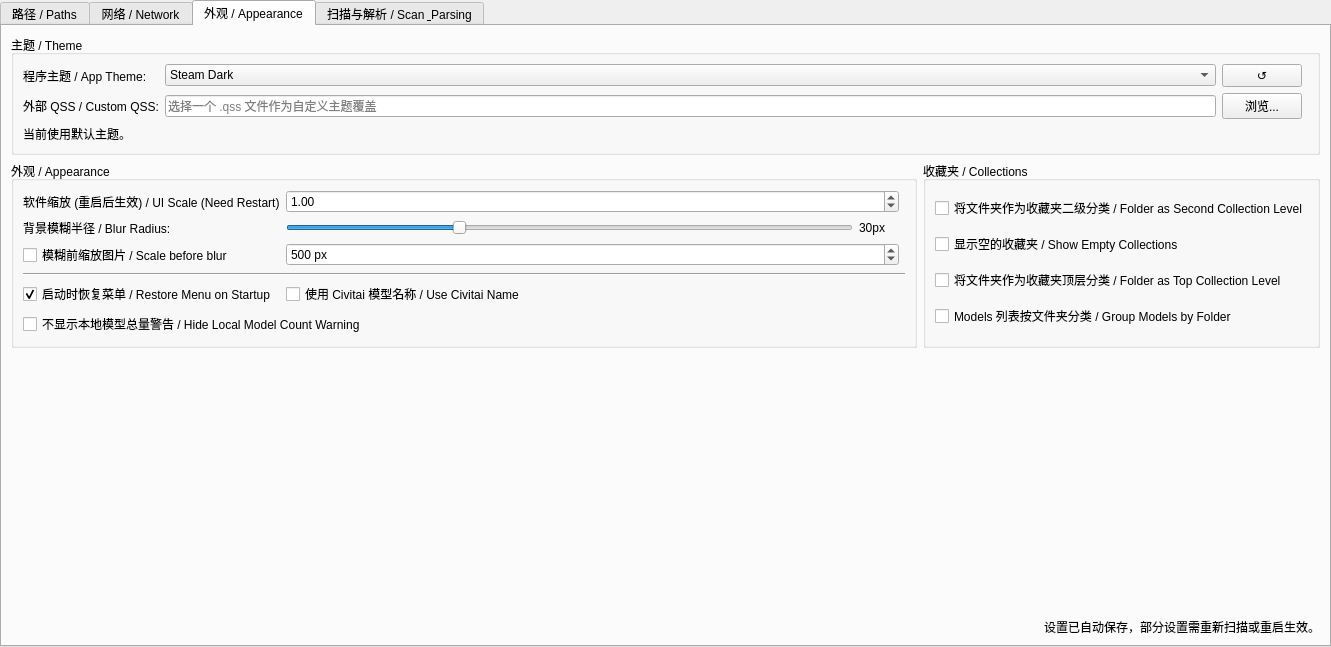
hanbinhsh/SD-LoRA-Manager, file pages/settingspage.ui: the form before one commit.
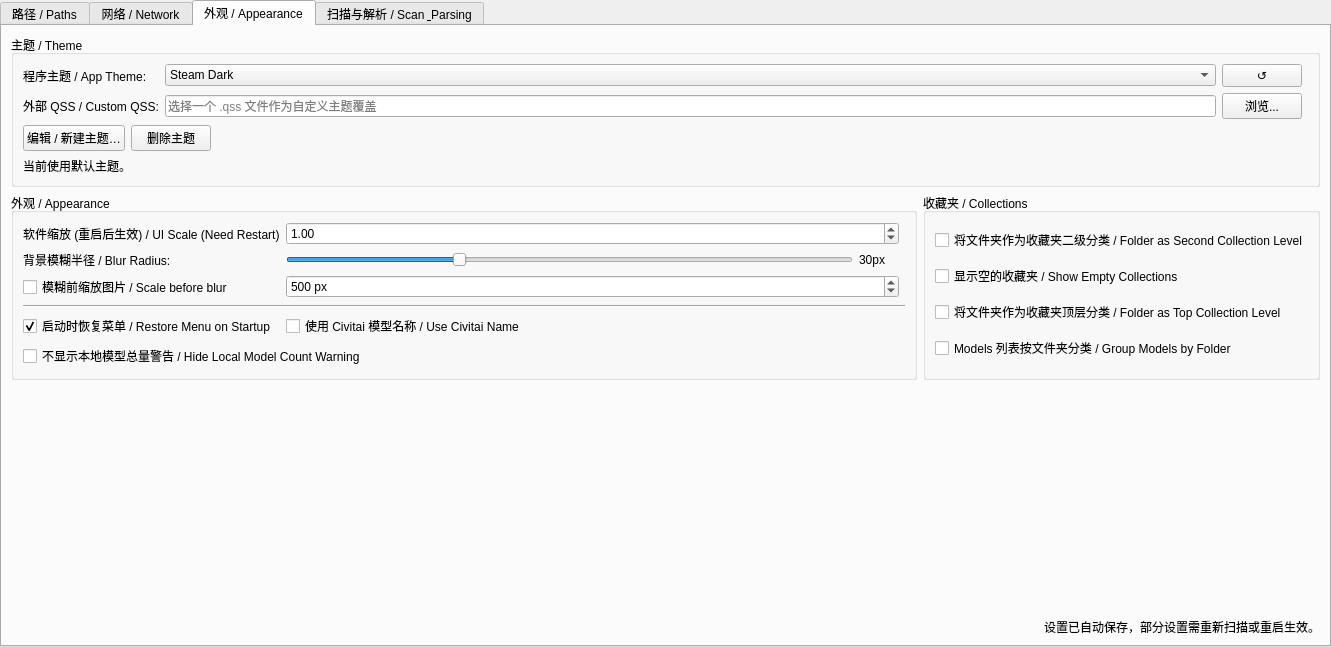
The form after the commit. The open tabs and pages were chosen to show the change.

Diff of the .ui file:
```diff
--- a/pages/settingspage.ui
+++ b/pages/settingspage.ui
@@ -407,6 +407,43 @@
            </widget>
           </item>
           <item row="2" column="0" colspan="4">
+           <layout class="QHBoxLayout" name="layoutThemeButtons">
+            <item>
+             <widget class="QPushButton" name="btnEditTheme">
+              <property name="toolTip">
+               <string>以当前主题为起点，打开调色板编辑器新建/修改主题。</string>
+              </property>
+              <property name="text">
+               <string>编辑 / 新建主题…</string>
+              </property>
+             </widget>
+            </item>
+            <item>
+             <widget class="QPushButton" name="btnDeleteTheme">
+              <property name="toolTip">
+               <string>删除当前选中的用户自定义主题（内置主题不可删）。</string>
+              </property>
+              <property name="text">
+               <string>删除主题</string>
+              </property>
+             </widget>
+            </item>
+            <item>
+             <spacer name="spacerThemeButtons">
+              <property name="orientation">
+               <enum>Qt::Horizontal</enum>
+              </property>
+              <property name="sizeHint" stdset="0">
+               <size>
+                <width>40</width>
+                <height>20</height>
+               </size>
+              </property>
+             </spacer>
+            </item>
+           </layout>
+          </item>
+          <item row="3" column="0" colspan="4">
            <widget class="QLabel" name="lblThemeStatus">
             <property name="text">
              <string>当前使用默认主题。</string>
```
